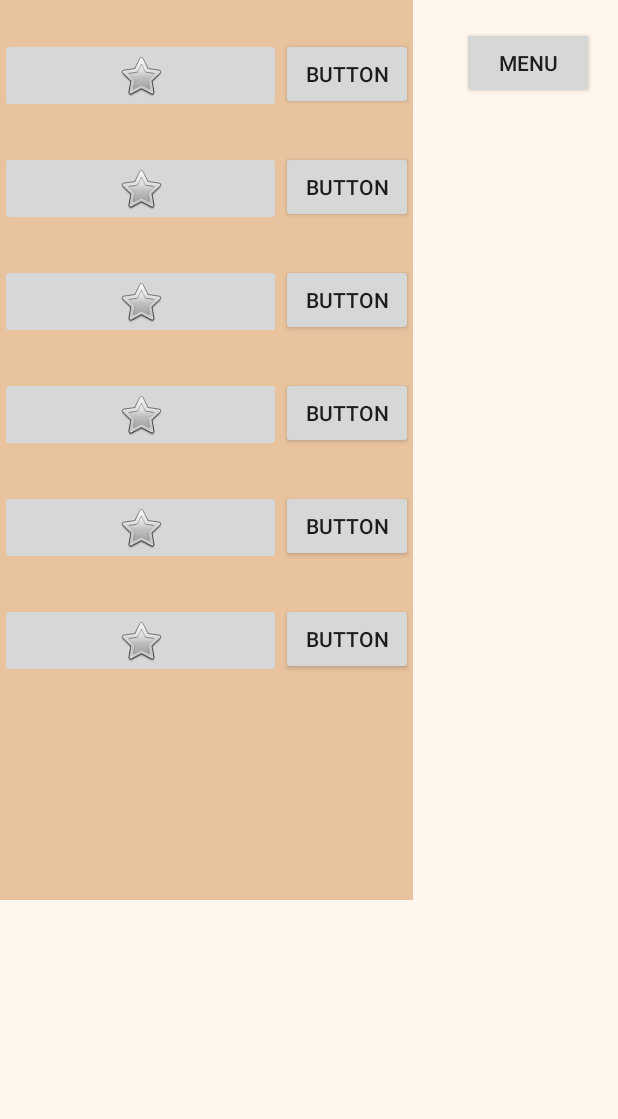
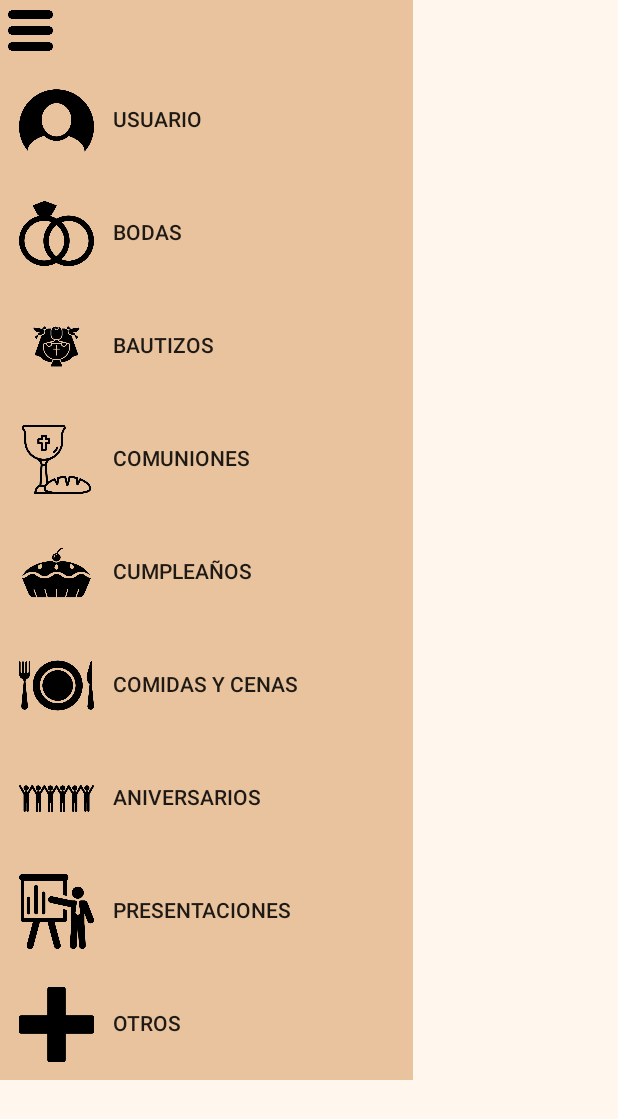
Before and after one commit to AritzaHerrero/App, an Android app: the primeraPantalla screen opened directly, with no data from a screen before it, on a phone screen of 412 x 824 dp. Shown: the top 1119 px of the screen. Run offline under Robolectric (Android 15) with nearby library versions, the phone set to English and light mode, and no system bars.

Commit message:
Menu zabalgarria bukatu eta botoien bitartean ezkutatu eta erakutsi

```diff
--- a/app/src/main/java/com/talde3/app/primeraPantalla.java
+++ b/app/src/main/java/com/talde3/app/primeraPantalla.java
@@ -5,6 +5,7 @@ import androidx.appcompat.app.AppCompatActivity;
 import android.os.Bundle;
 import android.view.View;
 import android.widget.Button;
+import android.widget.ImageButton;
 import android.widget.LinearLayout;
 
 public class primeraPantalla extends AppCompatActivity {
@@ -14,9 +15,17 @@ public class primeraPantalla extends AppCompatActivity {
         super.onCreate(savedInstanceState);
         setContentView(R.layout.activity_primera_pantalla);
 
-        Button btnPrueba = findViewById(R.id.botonPrueba);
+        ImageButton btnAbrirDesplegable = findViewById(R.id.imgBtnAbrirMenuDesplegable);
         LinearLayout linearLayout = findViewById(R.id.linearLayoutMenu);
-        btnPrueba.setOnClickListener(new View.OnClickListener() {
+        ImageButton btnCerrarDesplegable = findViewById(R.id.imgBtnCerrarMenuDesplegable);
+
+        btnAbrirDesplegable.setOnClickListener(new View.OnClickListener() {
+            @Override
+            public void onClick(View v) {
+                linearLayout.setVisibility(View.VISIBLE);
+            }
+        });
+        btnCerrarDesplegable.setOnClickListener(new View.OnClickListener() {
             @Override
             public void onClick(View v) {
                 linearLayout.setVisibility(View.INVISIBLE);
--- a/app/src/main/res/layout/activity_primera_pantalla.xml
+++ b/app/src/main/res/layout/activity_primera_pantalla.xml
@@ -7,14 +7,17 @@
     tools:context=".primeraPantalla"
     android:background="@color/beigeCrema">
 
-    <Button
-        android:id="@+id/botonPrueba"
-        android:layout_width="wrap_content"
-        android:layout_height="wrap_content"
-        android:text="menu"
+
+    <ImageButton
+        android:id="@+id/imgBtnAbrirMenuDesplegable"
+        android:background="@android:color/transparent"
+        android:layout_width="61dp"
+        android:layout_height="45dp"
+        android:scaleType="centerInside"
+        android:src="@drawable/desplegable"
         app:layout_constraintBottom_toBottomOf="parent"
         app:layout_constraintEnd_toEndOf="parent"
-        app:layout_constraintHorizontal_bias="0.95"
+        app:layout_constraintHorizontal_bias="0.045"
         app:layout_constraintStart_toStartOf="parent"
         app:layout_constraintTop_toTopOf="parent"
         app:layout_constraintVertical_bias="0.023" />
@@ -22,7 +25,7 @@
     <LinearLayout
         android:id="@+id/linearLayoutMenu"
         android:layout_width="275sp"
-        android:layout_height="600sp"
+        android:layout_height="720sp"
         android:background="@color/boton"
         android:orientation="vertical"
         app:layout_constraintBottom_toBottomOf="parent"
@@ -32,24 +35,65 @@
         app:layout_constraintTop_toTopOf="parent"
         app:layout_constraintVertical_bias="0.0">
 
+
+        <ImageButton
+            android:id="@+id/imgBtnCerrarMenuDesplegable"
+            android:layout_width="30dp"
+            android:layout_height="30dp"
+            android:layout_marginLeft="5sp"
+            android:layout_marginTop="5sp"
+            android:layout_marginBottom="20sp"
+            android:background="@android:color/transparent"
+            android:scaleType="centerInside"
+            android:src="@drawable/desplegable" />
+
+        <LinearLayout
+            android:layout_width="275sp"
+            android:layout_height="50sp"
+            android:orientation="horizontal">
+
+            <ImageButton
+                android:id="@+id/imgBtnUsuario"
+                android:layout_width="wrap_content"
+                android:layout_height="wrap_content"
+                android:layout_weight="1"
+                android:background="@android:color/transparent"
+                android:scaleType="centerInside"
+                android:src="@drawable/avatarusuario" />
+
+            <Button
+                android:id="@+id/btnUsuario"
+                android:layout_width="200sp"
+                android:layout_height="wrap_content"
+                android:background="@android:color/transparent"
+                android:text="@string/txtUsuario"
+                android:textAlignment="textStart" />
+
+        </LinearLayout>
+
         <LinearLayout
             android:layout_width="275sp"
             android:layout_height="50sp"
             android:layout_marginTop="25sp"
+            android:background="@color/boton"
             android:orientation="horizontal">
 
             <ImageButton
-                android:id="@+id/imageButton6"
+                android:id="@+id/imgBtnBodas"
                 android:layout_width="wrap_content"
                 android:layout_height="wrap_content"
                 android:layout_weight="1"
-                android:src="@android:drawable/btn_star" />
+                android:background="@android:color/transparent"
+                android:scaleType="centerInside"
+                android:src="@drawable/alianza" />
 
             <Button
-            android:id="@+id/button1"
-            android:layout_width="wrap_content"
-            android:layout_height="wrap_content"
-            android:text="Button" />
+                android:id="@+id/btnBodas"
+                android:layout_width="200sp"
+                android:layout_height="wrap_content"
+                android:background="@android:color/transparent"
+                android:text="@string/txtBodas"
+                android:textAlignment="textStart" />
 
         </LinearLayout>
 
@@ -60,17 +104,21 @@
             android:orientation="horizontal">
 
             <ImageButton
-                android:id="@+id/imageButton7"
+                android:id="@+id/imgBtnBautizos"
                 android:layout_width="wrap_content"
                 android:layout_height="wrap_content"
                 android:layout_weight="1"
-                android:src="@android:drawable/btn_star" />
+                android:background="@android:color/transparent"
+                android:scaleType="centerInside"
+                android:src="@drawable/bautizo" />
 
             <Button
-                android:id="@+id/button2"
-                android:layout_width="wrap_content"
+                android:id="@+id/btnBautizos"
+                android:layout_width="200sp"
                 android:layout_height="wrap_content"
-                android:text="Button" />
+                android:background="@android:color/transparent"
+                android:text="@string/txtBautizos"
+                android:textAlignment="textStart" />
 
         </LinearLayout>
 
@@ -81,38 +129,21 @@
             android:orientation="horizontal">
 
             <ImageButton
-                android:id="@+id/imageButton8"
+                android:id="@+id/imgBtnComuniones"
                 android:layout_width="wrap_content"
                 android:layout_height="wrap_content"
                 android:layout_weight="1"
-                android:src="@android:drawable/btn_star" />
+                android:background="@android:color/transparent"
+                android:scaleType="centerInside"
+                android:src="@drawable/comunion" />
 
             <Button
-                android:id="@+id/button3"
-                android:layout_width="wrap_content"
+                android:id="@+id/btnComuniones"
+                android:layout_width="200sp"
                 android:layout_height="wrap_content"
-                android:text="Button" />
-
-        </LinearLayout>
-
-        <LinearLayout
-            android:layout_width="275sp"
-            android:layout_height="50sp"
-            android:layout_marginTop="25sp"
-            android:orientation="horizontal">
-
-            <ImageButton
-                android:id="@+id/imageButton9"
-                android:layout_width="wrap_content"
-                android:layout_height="wrap_content"
-                android:layout_weight="1"
-                android:src="@android:drawable/btn_star" />
-
-            <Button
-                android:id="@+id/button4"
-                android:layout_width="wrap_content"
-                android:layout_height="wrap_content"
-                android:text="Button" />
+                android:background="@android:color/transparent"
+                android:text="@string/txtComuniones"
+                android:textAlignment="textStart" />
 
         </LinearLayout>
 
@@ -124,17 +155,21 @@
             android:orientation="horizontal">
 
             <ImageButton
-                android:id="@+id/imageButton10"
+                android:id="@+id/imgBtnCumpleaños"
                 android:layout_width="wrap_content"
                 android:layout_height="wrap_content"
                 android:layout_weight="1"
-                android:src="@android:drawable/btn_star" />
+                android:background="@android:color/transparent"
+                android:scaleType="centerInside"
+                android:src="@drawable/cumplea_os" />
 
             <Button
-                android:id="@+id/button5"
-                android:layout_width="wrap_content"
+                android:id="@+id/btnCumpleaños"
+                android:layout_width="200sp"
                 android:layout_height="wrap_content"
-                android:text="Button" />
+                android:background="@android:color/transparent"
+                android:text="@string/txtCumpleaños"
+                android:textAlignment="textStart" />
 
         </LinearLayout>
 
@@ -145,20 +180,99 @@
             android:orientation="horizontal">
 
             <ImageButton
-                android:id="@+id/imageButton11"
+                android:id="@+id/imgBtnComidasYCenas"
                 android:layout_width="wrap_content"
                 android:layout_height="wrap_content"
                 android:layout_weight="1"
-                android:src="@android:drawable/btn_star" />
+                android:background="@android:color/transparent"
+                android:scaleType="centerInside"
+                android:src="@drawable/comidasycenas" />
 
             <Button
-                android:id="@+id/button6"
-                android:layout_width="wrap_content"
+                android:id="@+id/btnComidasYCenas"
+                android:layout_width="200sp"
                 android:layout_height="wrap_content"
-                android:text="Button" />
+                android:background="@android:color/transparent"
+                android:text="@string/txtComidasYCenas"
+                android:textAlignment="textStart" />
 
         </LinearLayout>
 
+        <LinearLayout
+            android:layout_width="275sp"
+            android:layout_height="50sp"
+            android:layout_marginTop="25sp"
+            android:orientation="horizontal">
+
+            <ImageButton
+                android:id="@+id/imgBtnAniversarios"
+                android:layout_width="wrap_content"
+                android:layout_height="wrap_content"
+                android:layout_weight="1"
+                android:background="@android:color/transparent"
+                android:scaleType="centerInside"
+                android:src="@drawable/aniversario" />
+
+            <Button
+                android:id="@+id/btnAniversarios"
+                android:layout_width="200sp"
+                android:layout_height="wrap_content"
+                android:background="@android:color/transparent"
+                android:text="@string/txtAniversarios"
+                android:textAlignment="textStart" />
+
+        </LinearLayout>
+
+
+        <LinearLayout
+            android:layout_width="275sp"
+            android:layout_height="50sp"
+            android:layout_marginTop="25sp"
+            android:orientation="horizontal">
+
+            <ImageButton
+                android:id="@+id/imgBtnPresentaciones"
+                android:layout_width="wrap_content"
+                android:layout_height="wrap_content"
+                android:layout_weight="1"
+                android:background="@android:color/transparent"
+                android:scaleType="centerInside"
+                android:src="@drawable/presentacion" />
+
+            <Button
+                android:id="@+id/btnPresentaciones"
+                android:layout_width="200sp"
+                android:layout_height="wrap_content"
+                android:background="@android:color/transparent"
+                android:text="@string/txtPresentaciones"
+                android:textAlignment="textStart" />
+
+        </LinearLayout>
+
+        <LinearLayout
+            android:layout_width="275sp"
+            android:layout_height="50sp"
+            android:layout_marginTop="25sp"
+            android:orientation="horizontal">
+
+            <ImageButton
+                android:id="@+id/imgBtnOtros"
+                android:layout_width="wrap_content"
+                android:layout_height="wrap_content"
+                android:layout_weight="1"
+                android:background="@android:color/transparent"
+                android:scaleType="centerInside"
+                android:src="@drawable/otros" />
+
+            <Button
+                android:id="@+id/btnOtros"
+                android:layout_width="200sp"
+                android:layout_height="wrap_content"
+                android:background="@android:color/transparent"
+                android:text="@string/txtOtros"
+                android:textAlignment="textStart" />
+
+        </LinearLayout>
     </LinearLayout>
 
 </androidx.constraintlayout.widget.ConstraintLayout>
--- a/app/src/main/res/values/strings.xml
+++ b/app/src/main/res/values/strings.xml
@@ -8,6 +8,19 @@
     <string name="txtRegistrarseLogin"> <u> ¿No tienes una cuenta? Registrate aquí </u></string>
     <string name="btnIniciarSesionLogin">Iniciar sesion</string>
     <string name="txtResgistroEmpresaOIndividuo">¿Quieres continuar como empresa o persona independiente? </string>
+
+
+    //menu desplegable
+    <string name="txtUsuario">Usuario</string>
+    <string name="txtBodas">Bodas</string>
+    <string name="txtBautizos">Bautizos</string>
+    <string name="txtComuniones">Comuniones</string>
+    <string name="txtCumpleaños">Cumpleaños</string>
+    <string name="txtAniversarios">Aniversarios</string>
+    <string name="txtComidasYCenas">Comidas y Cenas</string>
+    <string name="txtPresentaciones">Presentaciones</string>
+    <string name="txtOtros">Otros</string>
+    <string name="txtCerrarMenu">X</string>
 
     //comoRegistrarte
     <string name="btnComoEmpresa">Empresa</string>
```
Also changed, not shown: app/src/main/res/values/styles.xml (+5 -5 lines), app/src/main/res/drawable/alianza.png (added), app/src/main/res/drawable/aniversario.png (added), app/src/main/res/drawable/avatarusuario.png (added), app/src/main/res/drawable/bautizo.png (added), app/src/main/res/drawable/comidasycenas.png (added), app/src/main/res/drawable/comunion.png (added), app/src/main/res/drawable/cumplea_os.png (added), app/src/main/res/drawable/desplegable.png (added), app/src/main/res/drawable/otros.png (added), app/src/main/res/drawable/presentacion.png (added).
